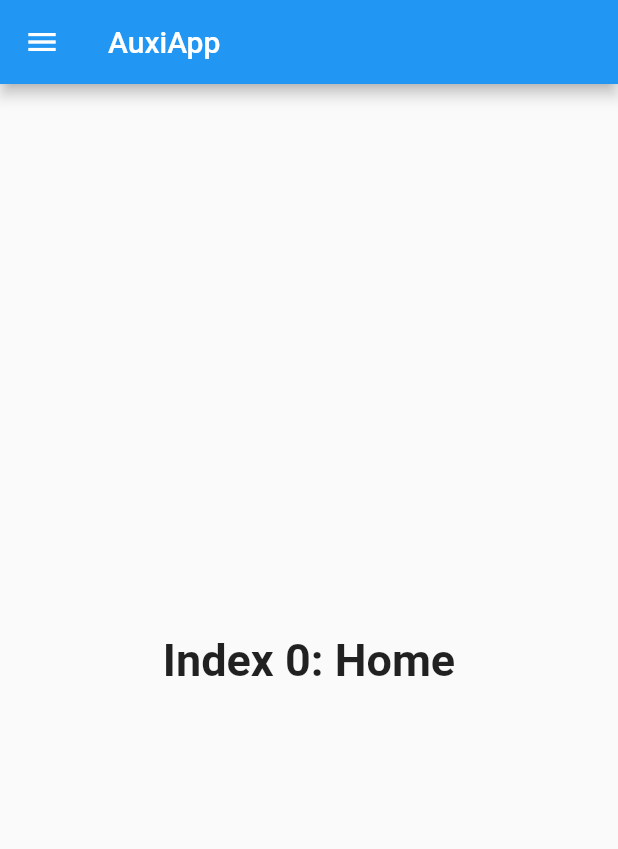
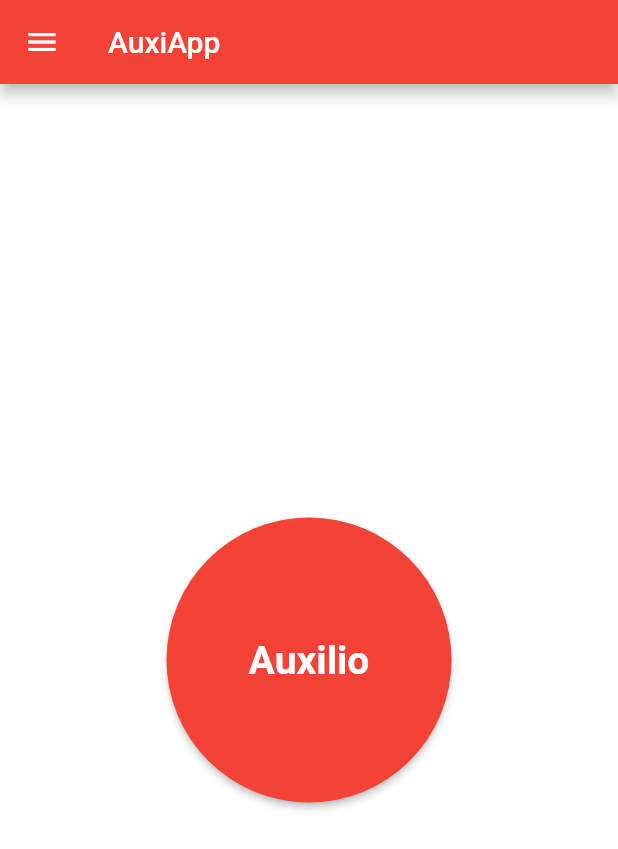
Before and after one commit to Proyecto-Final-TDS/Auxiapp, a Flutter app: the screen it shows after launch, on a phone screen of 412 x 824 dp. Shown: the top 849 px of the screen. Run offline on Flutter 3.47's test engine with Material 2 defaults, Android fonts, the phone set to English and light mode, and no system bars.

Commit message:
boton de inico y color rojo listo

```diff
--- a/lib/main.dart
+++ b/lib/main.dart
@@ -1,3 +1,5 @@
+import 'package:examen1/views/contact-info.dart';
+import 'package:examen1/views/home.dart';
 import 'package:flutter/material.dart';
 
 void main() => runApp(const MyApp());
@@ -9,10 +11,12 @@ class MyApp extends StatelessWidget {
 
   @override
   Widget build(BuildContext context) {
-    return const MaterialApp(
-      title: appTitle,
-      home: MyHomePage(title: appTitle),
-    );
+    return MaterialApp(
+        title: appTitle,
+        home: MyHomePage(title: appTitle),
+        theme: ThemeData(
+          primarySwatch: Colors.red,
+        ));
   }
 }
 
@@ -27,6 +31,13 @@ class MyHomePage extends StatefulWidget {
 
 class _MyHomePageState extends State<MyHomePage> {
   int _selectedIndex = 0;
+  static var screens = [
+    ContainerConBotonRojo(),
+    ContainerConBotonRojo(),
+    ContainerConBotonRojo(),
+    contactinfo(),
+    ContainerConBotonRojo()
+  ];
   static const TextStyle optionStyle =
       TextStyle(fontSize: 30, fontWeight: FontWeight.bold);
   static const List<Widget> _widgetOptions = <Widget>[
@@ -58,9 +69,10 @@ class _MyHomePageState extends State<MyHomePage> {
   Widget build(BuildContext context) {
     return Scaffold(
       appBar: AppBar(title: Text(widget.title)),
-      body: Center(
-        child: _widgetOptions[_selectedIndex],
-      ),
+      // body: Center(
+      //   child: _widgetOptions[_selectedIndex],
+      // ),
+      body: IndexedStack(index: _selectedIndex, children: screens),
       drawer: Drawer(
         // Add a ListView to the drawer. This ensures the user can scroll
         // through the options in the drawer if there isn't enough vertical
@@ -71,7 +83,7 @@ class _MyHomePageState extends State<MyHomePage> {
           children: [
             const DrawerHeader(
               decoration: BoxDecoration(
-                color: Colors.blue,
+                color: Colors.red,
               ),
               child: Text('AuxiApp V1.0',
                   style: TextStyle(
@@ -85,7 +97,7 @@ class _MyHomePageState extends State<MyHomePage> {
                 children: [
                   Icon(
                     Icons.home,
-                    color: Colors.blue,
+                    color: Colors.red,
                     size: 35,
                   ),
                   SizedBox(
@@ -93,9 +105,9 @@ class _MyHomePageState extends State<MyHomePage> {
                   Text('Inicio'),
                 ],
               ),
-              selected: _selectedIndex == 3,
+              selected: _selectedIndex == 0,
               onTap: () {
-                _onItemTapped(3);
+                _onItemTapped(0);
                 // Then close the drawer
                 Navigator.pop(context);
               },
@@ -118,9 +130,9 @@ class _MyHomePageState extends State<MyHomePage> {
                       )),
                 ],
               ),
-              selected: _selectedIndex == 3,
+              selected: _selectedIndex == 1,
               onTap: () {
-                _onItemTapped(3);
+                _onItemTapped(1);
                 // Then close the drawer
                 Navigator.pop(context);
               },
@@ -130,7 +142,7 @@ class _MyHomePageState extends State<MyHomePage> {
                 children: [
                   Icon(
                     Icons.chat,
-                    color: Colors.blue,
+                    color: Colors.red,
                     size: 35,
                   ),
                   SizedBox(
@@ -138,9 +150,9 @@ class _MyHomePageState extends State<MyHomePage> {
                   Text('Chat de Emergencia'),
                 ],
               ),
-              selected: _selectedIndex == 3,
+              selected: _selectedIndex == 2,
               onTap: () {
-                _onItemTapped(3);
+                _onItemTapped(2);
                 // Then close the drawer
                 Navigator.pop(context);
               },
@@ -150,7 +162,7 @@ class _MyHomePageState extends State<MyHomePage> {
                 children: [
                   Icon(
                     Icons.contact_page,
-                    color: Colors.blue,
+                    color: Colors.red,
                     size: 35,
                   ),
                   SizedBox(
@@ -170,7 +182,7 @@ class _MyHomePageState extends State<MyHomePage> {
                 children: [
                   Icon(
                     Icons.info,
-                    color: Colors.blue,
+                    color: Colors.red,
                     size: 35,
                   ),
                   SizedBox(
@@ -178,9 +190,9 @@ class _MyHomePageState extends State<MyHomePage> {
                   Text('Nosotros'),
                 ],
               ),
-              selected: _selectedIndex == 3,
+              selected: _selectedIndex == 4,
               onTap: () {
-                _onItemTapped(3);
+                _onItemTapped(4);
                 // Then close the drawer
                 Navigator.pop(context);
               },
--- /dev/null
+++ b/lib/views/home.dart
@@ -0,0 +1,31 @@
+import 'package:flutter/material.dart';
+
+class ContainerConBotonRojo extends StatelessWidget {
+  @override
+  Widget build(BuildContext context) {
+    return Container(
+      color:
+          Colors.white, // Cambia el color de fondo del container si lo deseas
+      child: Center(
+        child: ElevatedButton(
+          onPressed: () {
+            // Agrega tu función onPressed aquí
+          },
+          style: ElevatedButton.styleFrom(
+            padding: EdgeInsets.all(80), // Ajusta el tamaño del botón aquí
+            shape: CircleBorder(), // Hace que el botón sea redondo
+            primary: Colors.red, // Color de fondo del botón
+          ),
+          child: const Text(
+            'Auxilio',
+            style: TextStyle(
+                fontSize: 26, // Cambia el tamaño del texto si lo deseas
+                color: Colors.white,
+                fontWeight: FontWeight.bold // Color del texto
+                ),
+          ),
+        ),
+      ),
+    );
+  }
+}
```
Also changed, not shown: lib/views/contact-info.dart (added, +31 -0 lines).
